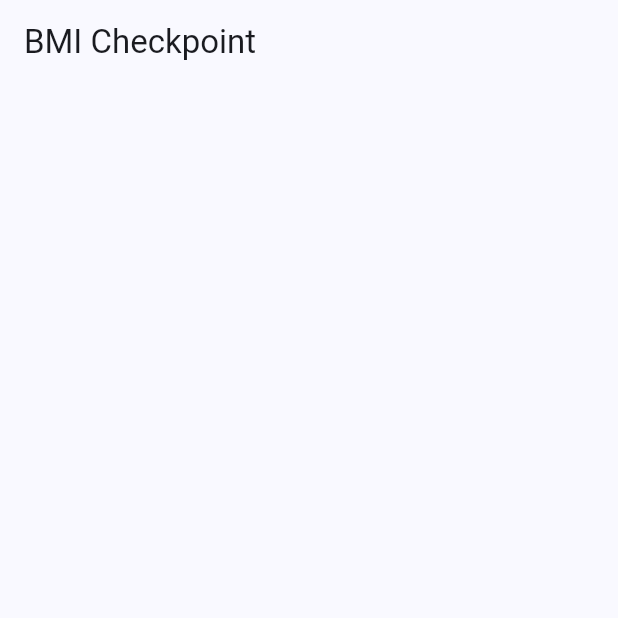
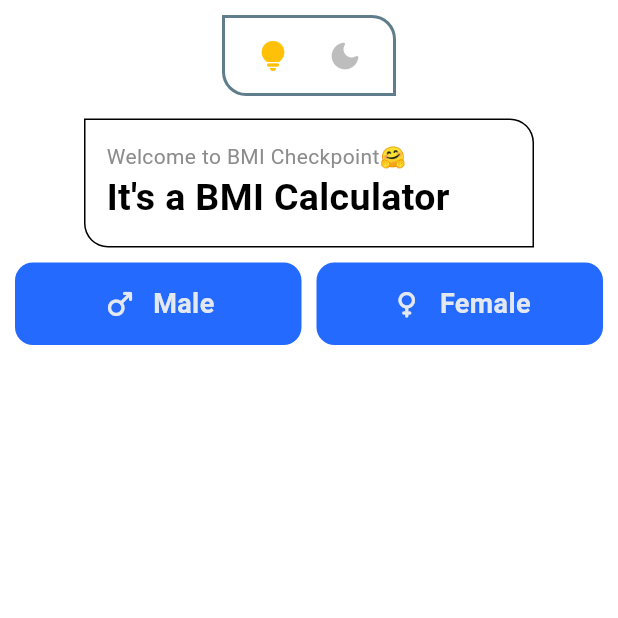
Before and after one commit to Sharathk1999/BMI_Checkpoint, a Flutter app: the screen it shows after launch, on a phone screen of 412 x 824 dp, the top half of it. Run offline on Flutter 3.47's test engine with Material 2 defaults, Android fonts, the phone set to English and light mode, and no system bars; our stand-ins replace get.

Commit message:
basic layout completed

```diff
--- /dev/null
+++ b/lib/components/primary_custom_btn.dart
@@ -0,0 +1,44 @@
+import 'package:flutter/material.dart';
+
+class PrimaryCustomBtn extends StatelessWidget {
+  final IconData icon;
+  final String primaryCustomBtnName;
+  const PrimaryCustomBtn({
+    super.key,
+    required this.icon,
+    required this.primaryCustomBtnName,
+  });
+
+  @override
+  Widget build(BuildContext context) {
+    return Expanded(
+      child: Container(
+        height: 55,
+        padding: const EdgeInsets.all(10),
+        decoration: BoxDecoration(
+            color: Theme.of(context).colorScheme.primary,
+            borderRadius: BorderRadius.circular(12)),
+        child: Row(
+          mainAxisAlignment: MainAxisAlignment.center,
+          children: [
+            Icon(
+              icon,
+              color: Theme.of(context).colorScheme.background,
+            ),
+            const SizedBox(
+              width: 10,
+            ),
+            Text(
+              primaryCustomBtnName,
+              style: TextStyle(
+                fontSize: 18,
+                fontWeight: FontWeight.bold,
+                color: Theme.of(context).colorScheme.background,
+              ),
+            ),
+          ],
+        ),
+      ),
+    );
+  }
+}
--- /dev/null
+++ b/lib/components/theme_change_btn.dart
@@ -0,0 +1,49 @@
+import 'package:flutter/material.dart';
+
+class ThemeChangeBtn extends StatelessWidget {
+  const ThemeChangeBtn({super.key});
+
+  @override
+  Widget build(BuildContext context) {
+    return Row(
+      mainAxisAlignment: MainAxisAlignment.center,
+      children: [
+        Container(
+          // height: 55,
+          // width: 100,
+          padding: const EdgeInsets.symmetric(vertical: 1, horizontal: 8),
+          decoration: BoxDecoration(
+            color: Theme.of(context).colorScheme.primaryContainer,
+            border: Border.all(
+              width: 2,
+              color: Colors.blueGrey,
+            ),
+            borderRadius: const BorderRadius.only(
+              topRight: Radius.circular(16),
+              bottomLeft: Radius.circular(16),
+            ),
+          ),
+          child: Row(
+            mainAxisAlignment: MainAxisAlignment.spaceBetween,
+            children: [
+              IconButton(
+                onPressed: () {},
+                icon: const Icon(
+                  Icons.lightbulb_rounded,
+                  color: Colors.amber,
+                ),
+              ),
+              IconButton(
+                onPressed: () {},
+                icon: const Icon(
+                  Icons.dark_mode_rounded,
+                  color: Colors.black26,
+                ),
+              ),
+            ],
+          ),
+        ),
+      ],
+    );
+  }
+}
--- /dev/null
+++ b/lib/components/welcome_header.dart
@@ -0,0 +1,47 @@
+import 'package:flutter/material.dart';
+
+class WelcomeHeader extends StatelessWidget {
+  const WelcomeHeader({super.key});
+
+  @override
+  Widget build(BuildContext context) {
+    return Container(
+      width: 300,
+      alignment: Alignment.center,
+      padding: const EdgeInsets.all(14),
+      decoration: BoxDecoration(
+        color: Theme.of(context).colorScheme.primaryContainer,
+        border: Border.all(width: 1),
+        borderRadius: const BorderRadius.only(
+          topRight: Radius.circular(16),
+          bottomLeft: Radius.circular(16),
+
+        ),
+      ),
+      child: Column(
+        children: [
+          Row(
+            children: [
+              Text(
+                'Welcome to BMI Checkpoint🤗',
+                style: TextStyle(
+                    color: Theme.of(context).colorScheme.onSecondaryContainer),
+              ),
+            ],
+          ),
+          const Row(
+            children: [
+              Text(
+                'It\'s a BMI Calculator  ',
+                style: TextStyle(
+                  fontWeight: FontWeight.bold,
+                  fontSize: 25,
+                ),
+              ),
+            ],
+          ),
+        ],
+      ),
+    );
+  }
+}
--- a/lib/config/colors.dart
+++ b/lib/config/colors.dart
@@ -1,6 +1,6 @@
 import 'package:flutter/material.dart';
 
-const lightBgColor = Color(0xffD1D9E6);
+const lightBgColor = Color.fromARGB(255, 228, 233, 241);
 const lightPrimaryColor = Color(0xff246AFE);
 const lightLableColor = Color(0xff8C8C8C);
 const lightDivColor = Color(0xffFFFFFF);
--- /dev/null
+++ b/lib/controllers/theme_controller.dart
@@ -0,0 +1,12 @@
+import 'package:flutter/material.dart';
+import 'package:get/get.dart';
+
+class ThemeController extends GetxController {
+  RxBool isDark = false.obs;
+
+  void changeTheme() async {
+    isDark.value = !isDark.value;
+
+    Get.changeThemeMode(isDark.value ? ThemeMode.dark : ThemeMode.light);
+  }
+}
--- a/lib/home.dart
+++ /dev/null
@@ -1,14 +0,0 @@
-import 'package:flutter/material.dart';
-
-class HomeScreen extends StatelessWidget {
-  const HomeScreen({super.key});
-
-  @override
-  Widget build(BuildContext context) {
-    return  Scaffold(
-      appBar: AppBar(
-        title: const Text('BMI Checkpoint'),
-      ),
-    );
-  }
-}
--- a/lib/main.dart
+++ b/lib/main.dart
@@ -1,5 +1,7 @@
-import 'package:bmi_checkpoint/home.dart';
+import 'package:bmi_checkpoint/config/theme.dart';
+import 'package:bmi_checkpoint/screens/home_screen.dart';
 import 'package:flutter/material.dart';
+import 'package:get/get.dart';
 
 void main() {
   runApp(const MyApp());
@@ -10,13 +12,11 @@ class MyApp extends StatelessWidget {
 
   @override
   Widget build(BuildContext context) {
-    return MaterialApp(
+    return GetMaterialApp(
       debugShowCheckedModeBanner: false,
       title: 'BMI Checkpoint',
-      theme: ThemeData(
-        colorScheme: ColorScheme.fromSeed(seedColor: Colors.blueAccent),
-        useMaterial3: true,
-      ),
+      theme: lightTheme,
+      darkTheme: darkTheme,
       home: const HomeScreen(),
     );
   }
--- /dev/null
+++ b/lib/screens/home_screen.dart
@@ -0,0 +1,47 @@
+import 'package:bmi_checkpoint/components/primary_custom_btn.dart';
+import 'package:bmi_checkpoint/components/theme_change_btn.dart';
+import 'package:bmi_checkpoint/components/welcome_header.dart';
+import 'package:flutter/material.dart';
+
+class HomeScreen extends StatelessWidget {
+  const HomeScreen({super.key});
+
+  @override
+  Widget build(BuildContext context) {
+    // ThemeController themeController = Get.put(ThemeController());
+    return Scaffold(
+      body: SafeArea(
+        child: Padding(
+          padding: const EdgeInsets.all(10.0),
+          child: Column(
+            children: [
+              const ThemeChangeBtn(),
+              const SizedBox(
+                height: 15,
+              ),
+              WelcomeHeader(),
+              const SizedBox(
+                height: 10,
+              ),
+              Row(
+                children: [
+                  PrimaryCustomBtn(
+                    icon: Icons.male_rounded,
+                    primaryCustomBtnName: 'Male',
+                  ),
+                  const SizedBox(
+                width: 10,
+              ),
+                   PrimaryCustomBtn(
+                    icon: Icons.female_rounded,
+                    primaryCustomBtnName: 'Female',
+                  )
+                ],
+              )
+            ],
+          ),
+        ),
+      ),
+    );
+  }
+}
--- a/pubspec.yaml
+++ b/pubspec.yaml
@@ -35,6 +35,7 @@ dependencies:
   # The following adds the Cupertino Icons font to your application.
   # Use with the CupertinoIcons class for iOS style icons.
   cupertino_icons: ^1.0.2
+  get: ^4.6.6
 
 dev_dependencies:
   flutter_test:
```
Also changed, not shown: pubspec.lock.
